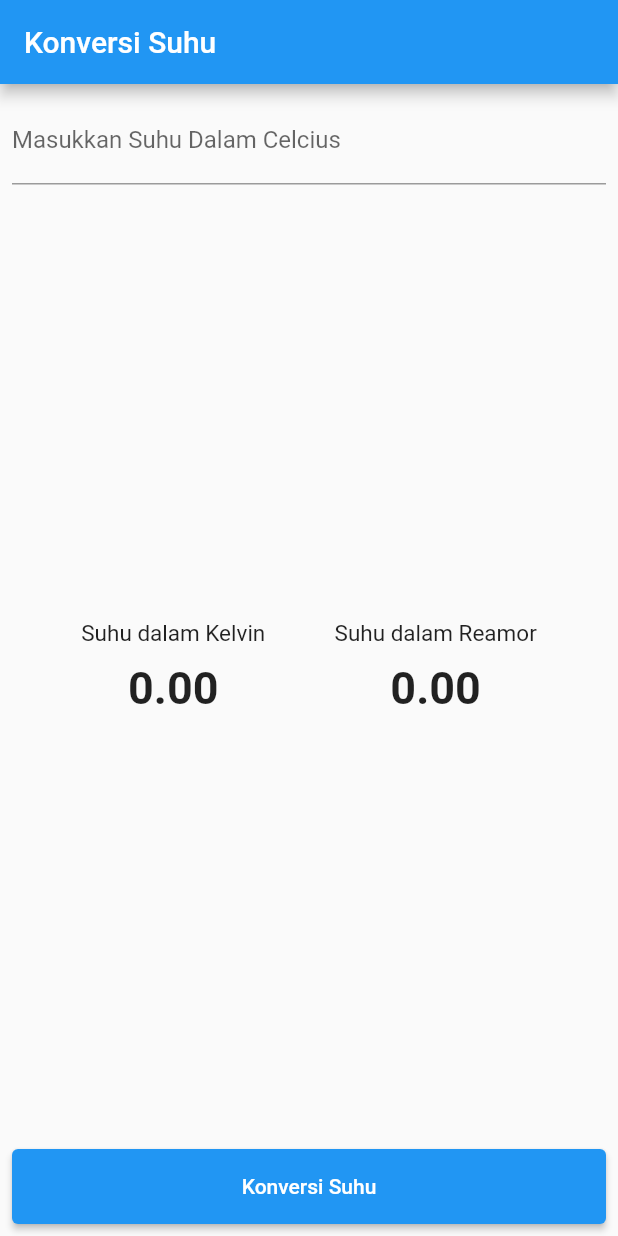
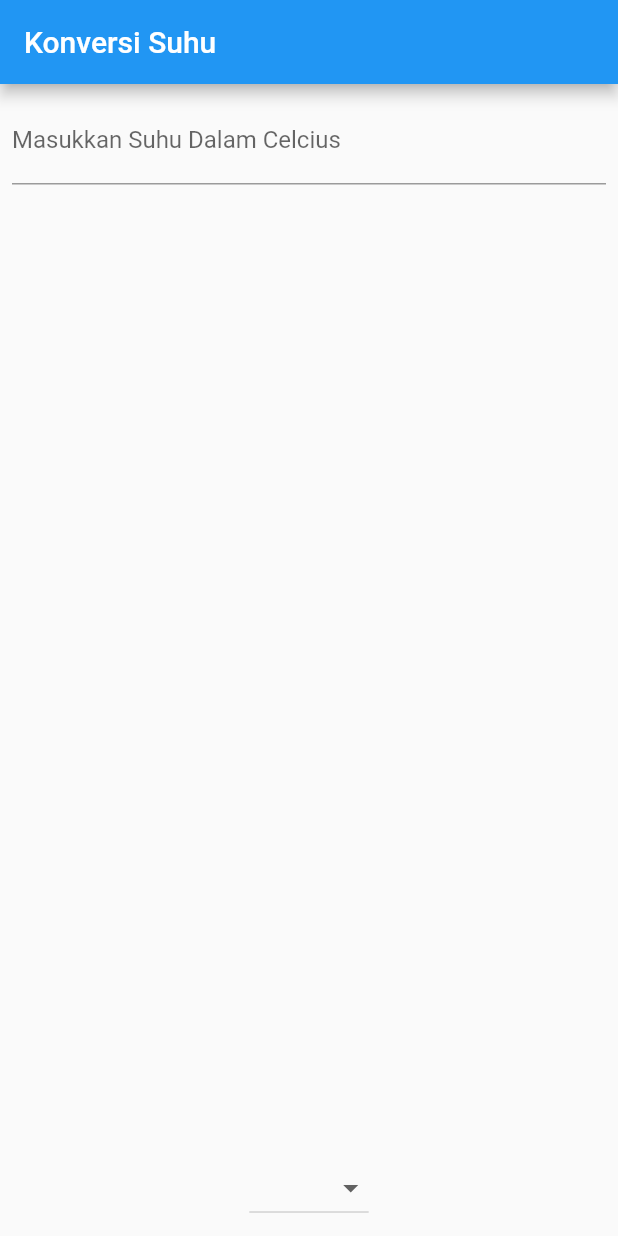
Before and after one commit to Dka-11/konversi_suhu_listmap, a Flutter app: the screen it shows after launch, on a phone screen of 412 x 824 dp. Run offline on Flutter 3.47's test engine with Material 2 defaults, Android fonts, the phone set to English and light mode, and no system bars.

```diff
--- a/lib/main.dart
+++ b/lib/main.dart
@@ -35,6 +35,11 @@ class _MyAppState extends State<MyApp> {
     });
   }
 
+  var listItem = [
+    "Kelvin",
+    "Reamor",
+  ];
+
   @override
   Widget build(BuildContext context) {
     return MaterialApp(
@@ -56,12 +61,15 @@ class _MyAppState extends State<MyApp> {
               FormSuhu(
                 nilaiCelcius: suhuInput,
               ),
-              TextSuhu(
-                hasilKelvin: _kelvin,
-                hasilReamor: _reamor,
-              ),
-              ButtonSuhu(
-                afterClick: konversiSuhu,
+              DropdownButton<String>(
+                items: listItem.map((String value) {
+                  return DropdownMenuItem<String>(
+                    value: value,
+                    child: Text(value),
+                  );
+                }).toList(),
+                value: null,
+                onChanged: (String? changeValue) {},
               ),
             ],
           ),
```
